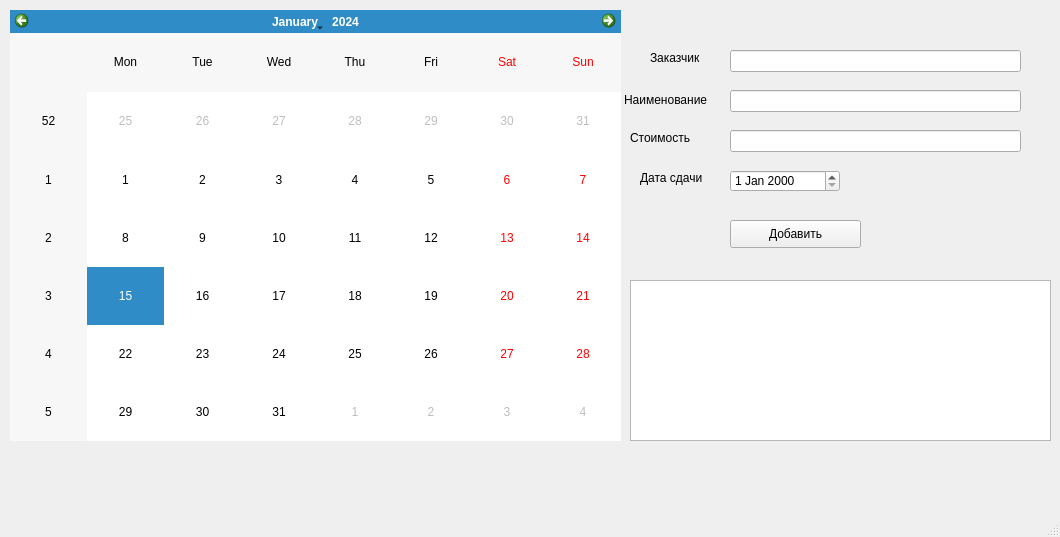
MuharovTimur/SalesmanProblem-and-ARM, file Part 1 ARM/mainwindow.ui: the form before one commit.
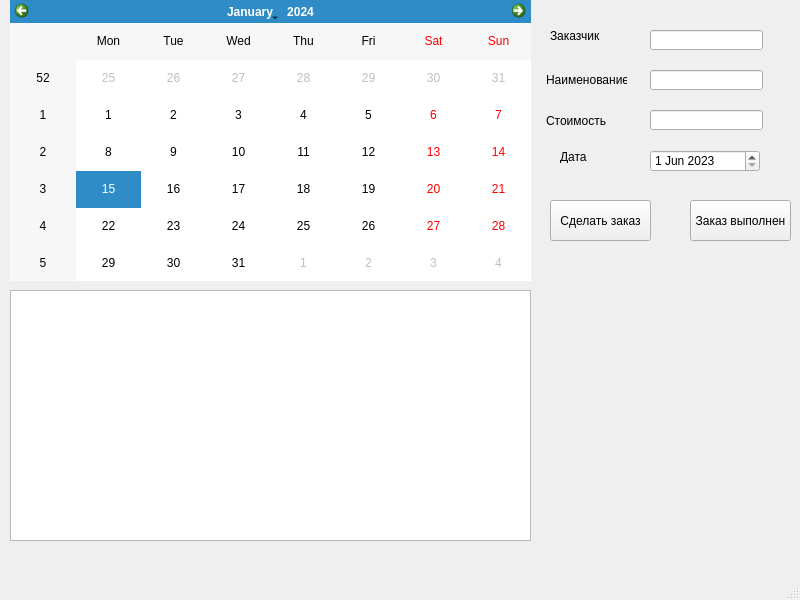
The form after the commit.

```diff
--- a/Part 1 ARM/mainwindow.ui
+++ b/Part 1 ARM/mainwindow.ui
@@ -6,8 +6,8 @@
    <rect>
     <x>0</x>
     <y>0</y>
-    <width>1060</width>
-    <height>537</height>
+    <width>800</width>
+    <height>600</height>
    </rect>
   </property>
   <property name="windowTitle">
@@ -18,88 +18,85 @@
     <property name="geometry">
      <rect>
       <x>10</x>
-      <y>10</y>
-      <width>611</width>
-      <height>431</height>
+      <y>0</y>
+      <width>521</width>
+      <height>281</height>
      </rect>
     </property>
    </widget>
-   <widget class="QPushButton" name="pushButton">
-    <property name="geometry">
-     <rect>
-      <x>730</x>
-      <y>220</y>
-      <width>131</width>
-      <height>28</height>
-     </rect>
-    </property>
-    <property name="text">
-     <string>Добавить</string>
-    </property>
-   </widget>
    <widget class="QLabel" name="label">
     <property name="geometry">
      <rect>
-      <x>650</x>
-      <y>50</y>
-      <width>55</width>
-      <height>16</height>
+      <x>550</x>
+      <y>20</y>
+      <width>71</width>
+      <height>31</height>
      </rect>
     </property>
     <property name="text">
      <string>Заказчик</string>
     </property>
    </widget>
+   <widget class="QTableWidget" name="tableWidget">
+    <property name="geometry">
+     <rect>
+      <x>10</x>
+      <y>290</y>
+      <width>521</width>
+      <height>251</height>
+     </rect>
+    </property>
+   </widget>
    <widget class="QLineEdit" name="lineEdit">
     <property name="geometry">
      <rect>
-      <x>730</x>
-      <y>50</y>
-      <width>291</width>
-      <height>22</height>
+      <x>650</x>
+      <y>30</y>
+      <width>113</width>
+      <height>20</height>
      </rect>
     </property>
    </widget>
    <widget class="QLineEdit" name="lineEdit_2">
     <property name="geometry">
      <rect>
-      <x>730</x>
-      <y>90</y>
-      <width>291</width>
-      <height>22</height>
+      <x>650</x>
+      <y>70</y>
+      <width>113</width>
+      <height>20</height>
+     </rect>
+    </property>
+   </widget>
+   <widget class="QLineEdit" name="lineEdit_3">
+    <property name="geometry">
+     <rect>
+      <x>650</x>
+      <y>110</y>
+      <width>113</width>
+      <height>20</height>
      </rect>
     </property>
    </widget>
    <widget class="QLabel" name="label_2">
     <property name="geometry">
      <rect>
-      <x>624</x>
-      <y>90</y>
-      <width>91</width>
-      <height>20</height>
+      <x>546</x>
+      <y>69</y>
+      <width>81</width>
+      <height>21</height>
      </rect>
     </property>
     <property name="text">
      <string>Наименование</string>
     </property>
    </widget>
-   <widget class="QLineEdit" name="lineEdit_3">
-    <property name="geometry">
-     <rect>
-      <x>730</x>
-      <y>130</y>
-      <width>291</width>
-      <height>22</height>
-     </rect>
-    </property>
-   </widget>
    <widget class="QLabel" name="label_3">
     <property name="geometry">
      <rect>
-      <x>630</x>
-      <y>130</y>
-      <width>71</width>
-      <height>16</height>
+      <x>546</x>
+      <y>110</y>
+      <width>61</width>
+      <height>21</height>
      </rect>
     </property>
     <property name="text">
@@ -109,34 +106,60 @@
    <widget class="QLabel" name="label_4">
     <property name="geometry">
      <rect>
-      <x>640</x>
-      <y>170</y>
-      <width>71</width>
-      <height>16</height>
+      <x>560</x>
+      <y>150</y>
+      <width>47</width>
+      <height>13</height>
      </rect>
     </property>
     <property name="text">
-     <string>Дата сдачи</string>
+     <string>Дата</string>
     </property>
    </widget>
    <widget class="QDateEdit" name="dateEdit">
     <property name="geometry">
      <rect>
-      <x>730</x>
-      <y>170</y>
+      <x>650</x>
+      <y>150</y>
       <width>110</width>
       <height>22</height>
      </rect>
     </property>
+    <property name="dateTime">
+     <datetime>
+      <hour>0</hour>
+      <minute>0</minute>
+      <second>0</second>
+      <year>2023</year>
+      <month>6</month>
+      <day>1</day>
+     </datetime>
+    </property>
    </widget>
-   <widget class="QTableWidget" name="tableWidget">
+   <widget class="QPushButton" name="pushButton">
     <property name="geometry">
      <rect>
-      <x>630</x>
-      <y>280</y>
-      <width>421</width>
-      <height>161</height>
+      <x>550</x>
+      <y>200</y>
+      <width>101</width>
+      <height>41</height>
      </rect>
+    </property>
+    <property name="text">
+     <string>Сделать заказ</string>
+    </property>
+   </widget>
+   <widget class="QPushButton" name="pushButton_2">
+    <property name="geometry">
+     <rect>
+      <x>690</x>
+      <y>200</y>
+      <width>101</width>
+      <height>41</height>
+     </rect>
+    </property>
+    <property name="text">
+     <string>Заказ выполнен</string>
     </property>
    </widget>
   </widget>
@@ -145,8 +168,8 @@
     <rect>
      <x>0</x>
      <y>0</y>
-     <width>1060</width>
-     <height>26</height>
+     <width>800</width>
+     <height>21</height>
     </rect>
    </property>
   </widget>
```
